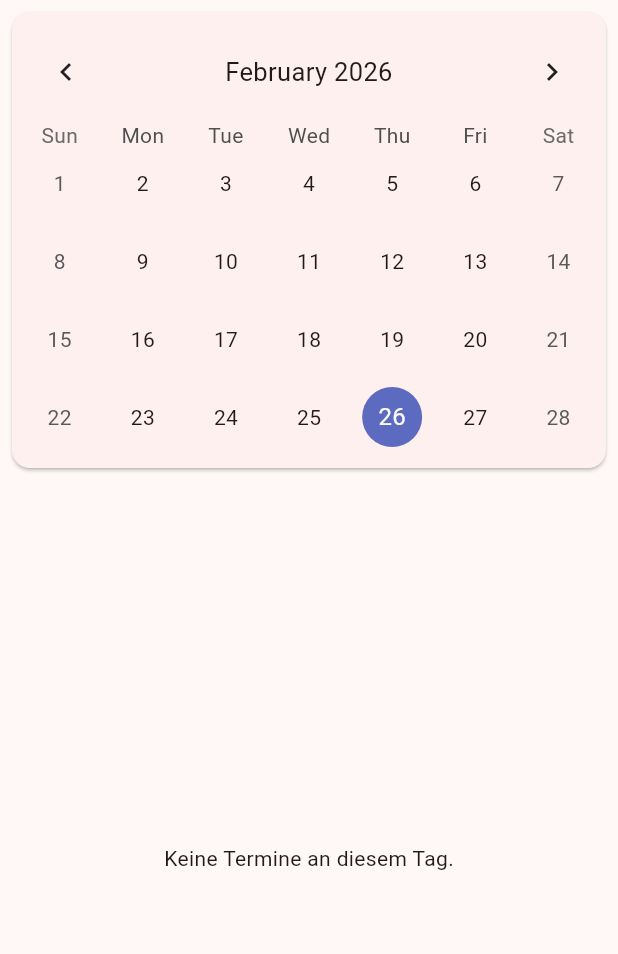
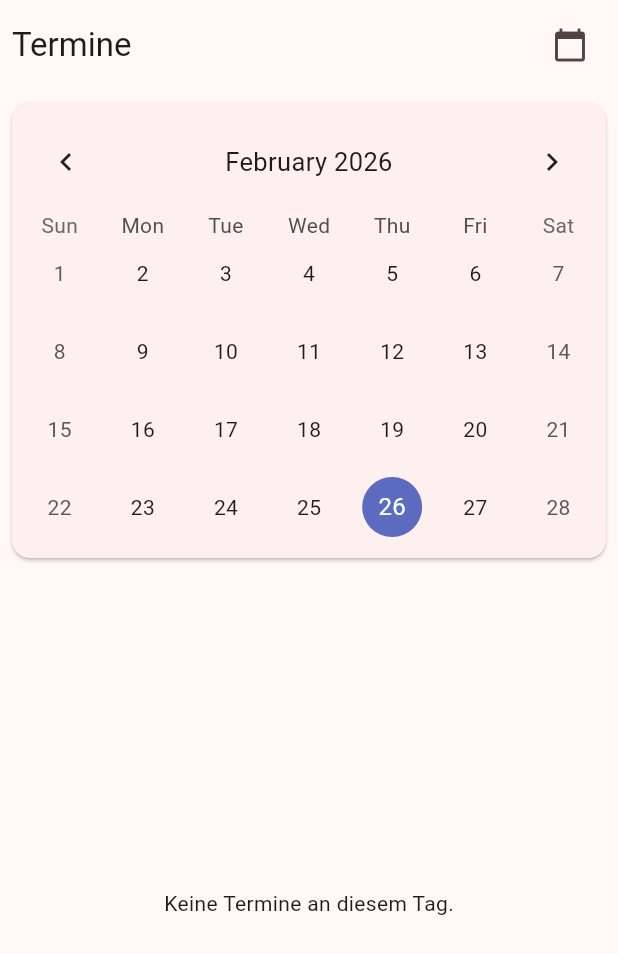
Before and after one commit to HugeGo88/cjvm_app, a Flutter app: the EventCalendar widget shown alone on an empty page, opened directly, on a phone screen of 412 x 824 dp. Shown: the top 954 px of the screen. Run offline on Flutter 3.47's test engine with Material 3 defaults, Android fonts, the phone set to English and light mode, and no system bars; drawn by our look-alikes of table_calendar; our stand-ins replace cached_network_image, confetti, firebase_analytics, firebase_core, flutter_platform_widgets, flutter_widget_from_html and 2 more; missing offline and left inert: add_2_calendar, maps_launcher; accounts and stored records are empty; network calls fail.

Commit message:
add table toggle button

```diff
--- a/lib/network/wp_api.dart
+++ b/lib/network/wp_api.dart
@@ -62,6 +62,32 @@ class WpApi {
     return events;
   }
 
+  static Future<List<EventEntity>> getEventListByRange(
+      {required DateTime start,
+      required DateTime end,
+      int category = 0}) async {
+    List<EventEntity> events = [];
+    try {
+      String extra = category != 0 ? '&categories=$category' : '';
+      // tribe/events endpoint supports start_date and end_date as ISO strings
+      final s = Uri.encodeComponent(start.toIso8601String());
+      final e = Uri.encodeComponent(end.toIso8601String());
+      var urll =
+          '${url}wp-json/tribe/events/v1/events?_embed&start_date=$s&end_date=$e$extra';
+      dynamic response = await http.get(Uri.parse(urll));
+      Map<String, dynamic> map = json.decode(response.body);
+      dynamic data = map["events"];
+      if (data != null) {
+        for (var v in (data as List)) {
+          events.add(EventEntity.fromJson(v));
+        }
+      }
+    } catch (e) {
+      //TODO Handle No Internet Response
+    }
+    return events;
+  }
+
   static Future<List<TicketEntity>> getTicketList({int page = 1}) async {
     List<TicketEntity> tickets = [];
     try {
--- a/lib/widgets/event_calendar.dart
+++ b/lib/widgets/event_calendar.dart
@@ -17,38 +17,44 @@ class _EventCalendarState extends State<EventCalendar> {
   DateTime _focusedDay = DateTime.now();
   DateTime? _selectedDay;
   bool isLoading = false;
+  bool _showCalendar = true;
+  final Set<String> _loadedMonths = {};
 
   @override
   void initState() {
     super.initState();
     _selectedDay = _focusedDay;
-    _fetchEvents();
+    _fetchEventsForMonth(_focusedDay);
   }
 
-  Future<void> _fetchEvents() async {
-    if (isLoading) return;
+  Future<void> _fetchEventsForMonth(DateTime focused) async {
+    final key = '${focused.year}-${focused.month.toString().padLeft(2, '0')}';
+    if (_loadedMonths.contains(key) || isLoading) return;
     setState(() {
       isLoading = true;
     });
 
-    List<EventEntity> events = [];
-    // fetch first 3 pages to populate calendar; adjust as needed
-    for (int page = 1; page <= 3; page++) {
-      final pageEvents = await WpApi.getEventList(page: page);
-      if (pageEvents.isEmpty) break;
-      events.addAll(pageEvents);
-    }
+    final start = DateTime(focused.year, focused.month, 1);
+    final end = DateTime(focused.year, focused.month + 1, 1)
+        .subtract(const Duration(days: 1));
 
-    final map = <DateTime, List<EventEntity>>{};
+    List<EventEntity> events =
+        await WpApi.getEventListByRange(start: start, end: end);
+
+    // merge into eventsMap
+    final newMap = Map<DateTime, List<EventEntity>>.from(eventsMap);
     for (var e in events) {
       final day =
           DateTime(e.startDate.year, e.startDate.month, e.startDate.day);
-      map.putIfAbsent(day, () => []).add(e);
+      final list = newMap.putIfAbsent(day, () => []);
+      // avoid duplicates by id
+      if (!list.any((x) => x.id == e.id)) list.add(e);
     }
 
     setState(() {
-      allEvents = events;
-      eventsMap = map;
+      allEvents.addAll(events);
+      eventsMap = newMap;
+      _loadedMonths.add(key);
       isLoading = false;
     });
   }
@@ -62,10 +68,31 @@ class _EventCalendarState extends State<EventCalendar> {
   Widget build(BuildContext context) {
     return Column(
       children: [
+        Padding(
+          padding: const EdgeInsets.symmetric(horizontal: 8.0, vertical: 6.0),
+          child: Row(
+            children: [
+              Text(
+                'Termine',
+                style: Theme.of(context).textTheme.titleLarge,
+              ),
+              const Spacer(),
+              IconButton(
+                tooltip:
+                    _showCalendar ? 'Kalender ausblenden' : 'Kalender anzeigen',
+                onPressed: () => setState(() => _showCalendar = !_showCalendar),
+                icon: Icon(
+                    _showCalendar ? Icons.calendar_today : Icons.view_list),
+              ),
+            ],
+          ),
+        ),
+        if (_showCalendar)
           Card(
             margin: const EdgeInsets.all(8.0),
             child: Padding(
-            padding: const EdgeInsets.symmetric(vertical: 8.0, horizontal: 4.0),
+              padding:
+                  const EdgeInsets.symmetric(vertical: 8.0, horizontal: 4.0),
               child: TableCalendar<EventEntity>(
                 firstDay: DateTime.now().subtract(const Duration(days: 365)),
                 lastDay: DateTime.now().add(const Duration(days: 365 * 2)),
@@ -81,6 +108,11 @@ class _EventCalendarState extends State<EventCalendar> {
                     _focusedDay = focusedDay;
                   });
                 },
+                onPageChanged: (focusedDay) {
+                  // lazy load events for the visible month
+                  _focusedDay = focusedDay;
+                  _fetchEventsForMonth(focusedDay);
+                },
                 calendarStyle: const CalendarStyle(),
                 calendarBuilders: CalendarBuilders<EventEntity>(
                   markerBuilder: (context, date, events) {
@@ -93,9 +125,10 @@ class _EventCalendarState extends State<EventCalendar> {
                         .map((c) => Container(
                               width: 8,
                               height: 8,
-                            margin: const EdgeInsets.symmetric(horizontal: 1.5),
-                            decoration:
-                                BoxDecoration(color: c, shape: BoxShape.circle),
+                              margin:
+                                  const EdgeInsets.symmetric(horizontal: 1.5),
+                              decoration: BoxDecoration(
+                                  color: c, shape: BoxShape.circle),
                             ))
                         .toList();
 
@@ -120,7 +153,18 @@ class _EventCalendarState extends State<EventCalendar> {
   }
 
   Widget _buildEventListForSelectedDay() {
-    final events = _selectedDay == null ? [] : _eventsForDay(_selectedDay!);
+    List<EventEntity> events;
+    if (!_showCalendar) {
+      // show events for focused month (or all loaded events if none)
+      events = allEvents
+          .where((e) =>
+              e.startDate.year == _focusedDay.year &&
+              e.startDate.month == _focusedDay.month)
+          .toList();
+      events.sort((a, b) => a.startDate.compareTo(b.startDate));
+    } else {
+      events = _selectedDay == null ? [] : _eventsForDay(_selectedDay!);
+    }
     if (events.isEmpty) {
       return const Center(
         child: Text('Keine Termine an diesem Tag.'),
```
Lines whose indentation alone changed are shown as unchanged.
